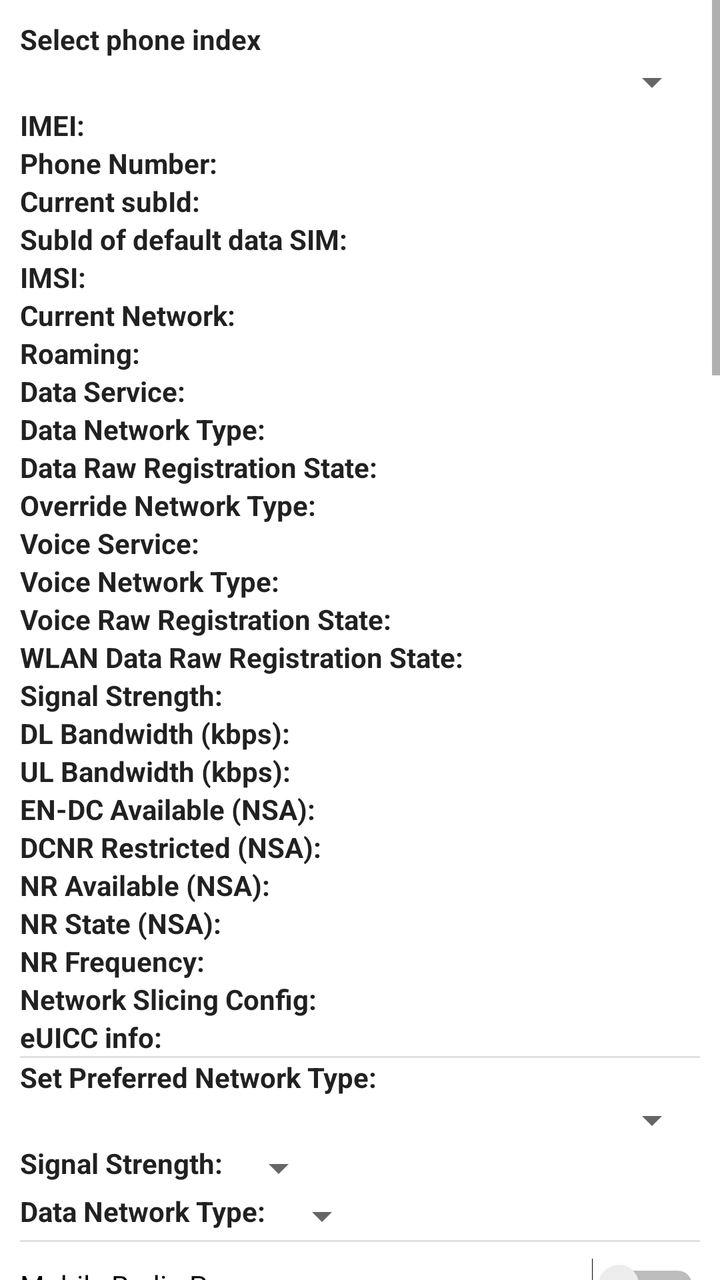
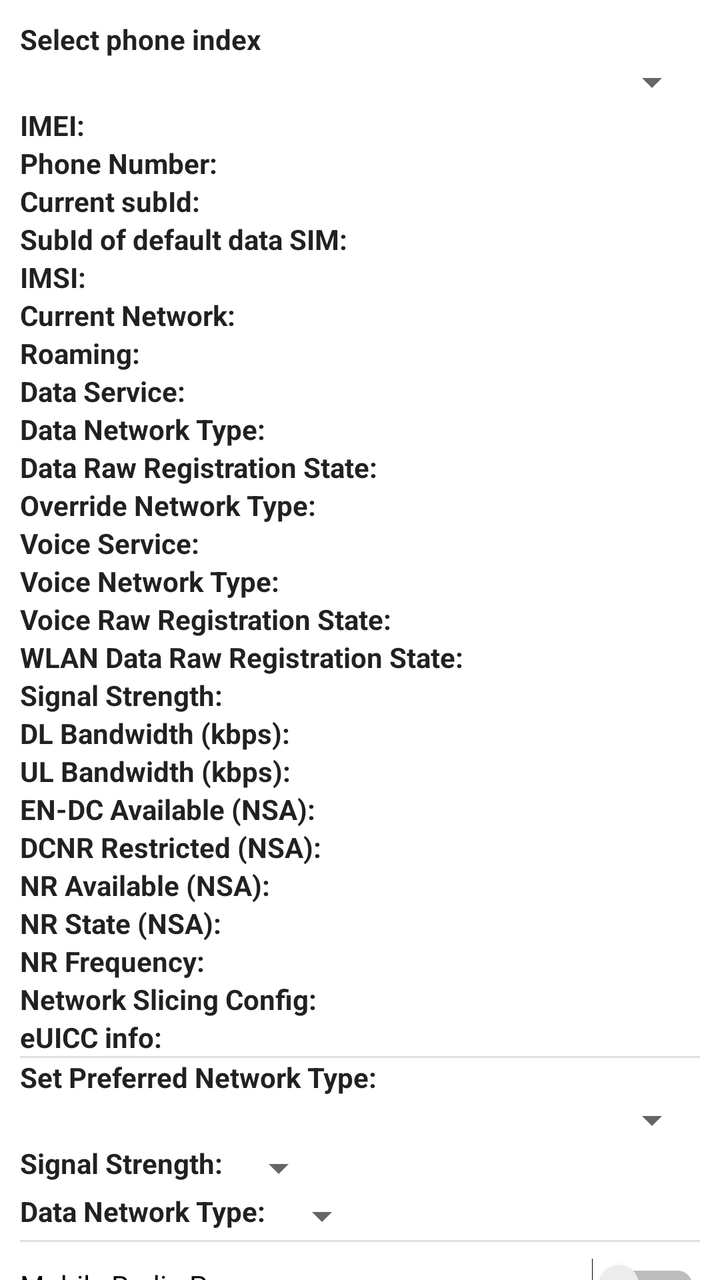

Before-and-after screenshots of an Android layout around one commit, followed by the original layout XML and the change that was made.
<!-- AndroidManifest.xml: fallback theme Theme.MaterialComponents.DayNight.NoActionBar -->
<!-- res/layout/radio_info.xml -->
<?xml version="1.0" encoding="utf-8"?>
<ScrollView xmlns:android="http://schemas.android.com/apk/res/android"
    android:layout_width="match_parent"
    android:layout_height="match_parent"
    android:layoutDirection="locale"
    android:textDirection="locale">

    <LinearLayout style="@style/info_layout"
        android:descendantFocusability="beforeDescendants"
        android:focusableInTouchMode="true">

        
        <TextView
                android:layout_width="match_parent"
                android:layout_height="wrap_content"
                android:text="@string/phone_index_label"
                style="@style/info_label"
                />

        <Spinner android:id="@+id/phoneIndex"
                 android:layout_width="match_parent"
                 android:layout_height="wrap_content"
                />

        
        <LinearLayout style="@style/RadioInfo_entry_layout">
            <TextView android:text="@string/radio_info_imei_label" style="@style/info_label" />
            <TextView android:id="@+id/imei" style="@style/info_value" />
        </LinearLayout>

        
        <LinearLayout style="@style/RadioInfo_entry_layout">
            <TextView android:text="@string/radio_info_phone_number_label" style="@style/info_label" />
            <TextView android:id="@+id/number" style="@style/info_value" />
        </LinearLayout>

        
        <LinearLayout style="@style/RadioInfo_entry_layout">
            <TextView android:text="@string/radio_info_subid" style="@style/info_label" />
            <TextView android:id="@+id/subid" style="@style/info_value" />
        </LinearLayout>

        
        <LinearLayout style="@style/RadioInfo_entry_layout">
            <TextView android:text="@string/radio_info_dds" style="@style/info_label" />
            <TextView android:id="@+id/dds" style="@style/info_value" />
        </LinearLayout>

        
        <LinearLayout style="@style/RadioInfo_entry_layout">
            <TextView android:text="@string/radio_info_imsi_label" style="@style/info_label" />
            <TextView android:id="@+id/imsi" style="@style/info_value" />
        </LinearLayout>

        
        <LinearLayout style="@style/RadioInfo_entry_layout">
            <TextView android:text="@string/radio_info_current_network_label" style="@style/info_label" />
            <TextView android:id="@+id/operator" style="@style/info_value" />
        </LinearLayout>

        
        <LinearLayout style="@style/RadioInfo_entry_layout">
            <TextView android:text="@string/radio_info_roaming_label" style="@style/info_label" />
            <TextView android:id="@+id/roaming" style="@style/info_value" />
        </LinearLayout>

        
        <LinearLayout style="@style/RadioInfo_entry_layout">
            <TextView android:text="@string/radio_info_gprs_service_label" style="@style/info_label" />
            <TextView android:id="@+id/gprs" style="@style/info_value" />
        </LinearLayout>

        
        <LinearLayout style="@style/RadioInfo_entry_layout">
            <TextView android:text="@string/radio_info_data_network_type_label" style="@style/info_label" />
            <TextView android:id="@+id/data_network" style="@style/info_value" />
        </LinearLayout>

        
        <LinearLayout style="@style/RadioInfo_entry_layout">
            <TextView android:text="@string/radio_info_data_raw_registration_state_label" style="@style/info_label" />
            <TextView android:id="@+id/data_raw_registration_state" style="@style/info_value" />
        </LinearLayout>

        
        <LinearLayout style="@style/RadioInfo_entry_layout">
            <TextView android:text="@string/radio_info_override_network_type_label" style="@style/info_label" />
            <TextView android:id="@+id/override_network" style="@style/info_value" />
        </LinearLayout>

        
        <LinearLayout style="@style/RadioInfo_entry_layout">
            <TextView android:text="@string/radio_info_gsm_service_label" style="@style/info_label" />
            <TextView android:id="@+id/gsm" style="@style/info_value" />
        </LinearLayout>

        
        <LinearLayout style="@style/RadioInfo_entry_layout">
            <TextView android:text="@string/radio_info_voice_network_type_label" style="@style/info_label" />
            <TextView android:id="@+id/voice_network" style="@style/info_value" />
        </LinearLayout>

        
        <LinearLayout style="@style/RadioInfo_entry_layout">
            <TextView android:text="@string/radio_info_voice_raw_registration_state_label" style="@style/info_label" />
            <TextView android:id="@+id/voice_raw_registration_state" style="@style/info_value" />
        </LinearLayout>

        
        <LinearLayout style="@style/RadioInfo_entry_layout">
            <TextView android:text="@string/radio_info_wlan_data_raw_registration_state_label" style="@style/info_label" />
            <TextView android:id="@+id/wlan_data_raw_registration_state" style="@style/info_value" />
        </LinearLayout>

        
        <LinearLayout style="@style/RadioInfo_entry_layout">
            <TextView android:text="@string/radio_info_signal_strength_label" style="@style/info_label" />
            <TextView android:id="@+id/dbm" style="@style/info_value" />
        </LinearLayout>

        
        <LinearLayout style="@style/RadioInfo_entry_layout" android:orientation="horizontal">
            <TextView android:text="@string/radio_info_dl_kbps" style="@style/info_label" />
            <TextView android:id="@+id/dl_kbps" style="@style/info_value" />
        </LinearLayout>

        
        <LinearLayout style="@style/RadioInfo_entry_layout" android:orientation="horizontal">
            <TextView android:text="@string/radio_info_ul_kbps" style="@style/info_label" />
            <TextView android:id="@+id/ul_kbps" style="@style/info_value" />
        </LinearLayout>


        
        <LinearLayout style="@style/RadioInfo_entry_layout" android:orientation="horizontal">
            <TextView android:id="@+id/endc_available_label" android:text="@string/radio_info_endc_available" style="@style/info_label" />
            <TextView android:id="@+id/endc_available" style="@style/info_value" />
        </LinearLayout>

        
        <LinearLayout style="@style/RadioInfo_entry_layout" android:orientation="horizontal">
            <TextView android:id="@+id/dcnr_restricted_label" android:text="@string/radio_info_dcnr_restricted" style="@style/info_label" />
            <TextView android:id="@+id/dcnr_restricted" style="@style/info_value" />
        </LinearLayout>

        
        <LinearLayout style="@style/RadioInfo_entry_layout" android:orientation="horizontal">
            <TextView android:id="@+id/nr_available_label" android:text="@string/radio_info_nr_available" style="@style/info_label" />
            <TextView android:id="@+id/nr_available" style="@style/info_value" />
        </LinearLayout>

        
        <LinearLayout style="@style/RadioInfo_entry_layout" android:orientation="horizontal">
            <TextView android:id="@+id/nr_state_label" android:text="@string/radio_info_nr_state" style="@style/info_label" />
            <TextView android:id="@+id/nr_state" style="@style/info_value" />
        </LinearLayout>

        
        <LinearLayout style="@style/RadioInfo_entry_layout" android:orientation="horizontal">
            <TextView android:id="@+id/nr_frequency_label" android:text="@string/radio_info_nr_frequency" style="@style/info_label" />
            <TextView android:id="@+id/nr_frequency" style="@style/info_value" />
        </LinearLayout>

        
        <LinearLayout style="@style/RadioInfo_entry_layout" android:orientation="horizontal">
            <TextView android:id="@+id/network_slicing_config_label" android:text="@string/radio_info_network_slicing_config" style="@style/info_label" />
            <TextView android:id="@+id/network_slicing_config" style="@style/info_value" />
        </LinearLayout>

        
        <LinearLayout style="@style/RadioInfo_entry_layout" android:orientation="horizontal">
            <TextView android:id="@+id/euicc_info_label" android:text="@string/radio_info_euicc_info" style="@style/info_label" />
            <TextView android:id="@+id/euicc_info" style="@style/info_value" />
        </LinearLayout>

        
        <View
            android:layout_width="fill_parent"
            android:layout_height="1dip"
            android:background="?android:attr/listDivider" />

        
        <TextView
                android:layout_width="match_parent"
                android:layout_height="wrap_content"
                android:text="@string/radio_info_set_perferred_label"
                style="@style/info_label"
                />

        <Spinner android:id="@+id/preferredNetworkType"
                 android:layout_width="match_parent"
                 android:layout_height="wrap_content"
                />

        
        <LinearLayout style="@style/RadioInfo_entry_layout">
            <TextView android:id="@+id/signal_strength_label"
                android:text="@string/radio_info_signal_strength_label"
                style="@style/info_label" />
            <Spinner android:id="@+id/signalStrength"
                 android:layout_width="match_parent"
                 android:layout_height="wrap_content"/>
        </LinearLayout>

       
       <LinearLayout style="@style/RadioInfo_entry_layout">
            <TextView android:id="@+id/data_network_type_label"
                android:text="@string/radio_info_data_network_type_label"
                style="@style/info_label" />
            <Spinner android:id="@+id/dataNetworkType"
                 android:layout_width="match_parent"
                 android:layout_height="wrap_content"/>
         </LinearLayout>

        
        <View
            android:layout_width="fill_parent"
            android:layout_height="1dip"
            android:background="?android:attr/listDivider" />

        
        <Switch android:id="@+id/radio_power"
                android:textSize="14sp"
                android:layout_marginTop="8dip"
                android:layout_width="match_parent"
                android:layout_height="wrap_content"
                android:text="@string/radio_info_radio_power"/>

        
        <Switch android:id="@+id/simulate_out_of_service"
                android:textSize="14sp"
                android:layout_marginTop="8dip"
                android:layout_width="match_parent"
                android:layout_height="wrap_content"
                android:text="@string/simulate_out_of_service_string"/>

        
        <Switch android:id="@+id/enforce_satellite_channel"
            android:textSize="14sp"
            android:layout_marginTop="8dip"
            android:layout_width="match_parent"
            android:layout_height="wrap_content"
            android:text="@string/enforce_satellite_channel_string"/>

        
        <Switch android:id="@+id/mock_carrier_roaming_satellite"
                android:textSize="14sp"
                android:layout_marginTop="8dip"
                android:layout_width="match_parent"
                android:layout_height="wrap_content"
                android:text="@string/mock_carrier_roaming_satellite_string"/>

        
        <Switch android:id="@+id/satellite_data_controller_switch"
            android:textSize="14sp"
            android:layout_marginTop="8dip"
            android:layout_width="match_parent"
            android:layout_height="wrap_content"
            android:text="@string/choose_satellite_data_mode"/>
        <RadioGroup
            android:id="@+id/satellite_data_controller"
            android:layout_width="wrap_content"
            android:layout_height="wrap_content"
            android:layout_marginTop="8dip"
            android:visibility="gone"
            android:orientation="horizontal">

            <RadioButton
                android:id="@+id/satellite_data_restricted"
                android:layout_width="wrap_content"
                android:layout_height="wrap_content"
                android:layout_marginRight="4dip"
                android:text="@string/satellite_data_restricted_string" />

            <RadioButton
                android:id="@+id/satellite_data_constrained"
                android:layout_width="wrap_content"
                android:layout_height="wrap_content"
                android:layout_marginRight="4dip"
                android:text="@string/satellite_data_constrained_string" />

            <RadioButton
                android:id="@+id/satellite_data_unConstrained"
                android:layout_width="wrap_content"
                android:layout_height="wrap_content"
                android:text="@string/satellite_data_unConstrained_string" />
        </RadioGroup>

        
        <Button android:id="@+id/esos_questionnaire"
                android:textSize="14sp"
                android:layout_marginTop="8dip"
                android:layout_width="wrap_content"
                android:layout_height="wrap_content"
                android:textAllCaps="false"
                android:text="@string/esos_satellite_string"
        />

        
        <Button android:id="@+id/satellite_enable_non_emergency_mode"
            android:textSize="14sp"
            android:layout_marginTop="8dip"
            android:layout_width="wrap_content"
            android:layout_height="wrap_content"
            android:textAllCaps="false"
            android:text="@string/satellite_enable_non_emergency_mode_string" />

        
        <Button android:id="@+id/demo_esos_questionnaire"
                android:textSize="14sp"
                android:layout_marginTop="8dip"
                android:layout_width="wrap_content"
                android:layout_height="wrap_content"
                android:textAllCaps="false"
                android:text="@string/demo_esos_satellite_string"
        />

        
        <Button android:id="@+id/satellite_config_viewer"
            android:textSize="14sp"
            android:layout_marginTop="8dip"
            android:layout_width="wrap_content"
            android:layout_height="wrap_content"
            android:textAllCaps="false"
            android:text="@string/satellite_config_viewer"
            />

        
        <Switch android:id="@+id/volte_provisioned_switch"
                android:textSize="14sp"
                android:layout_marginTop="8dip"
                android:layout_width="match_parent"
                android:layout_height="wrap_content"
                android:text="@string/volte_provisioned_switch_string"/>

        
        <Switch android:id="@+id/vt_provisioned_switch"
                android:textSize="14sp"
                android:layout_marginTop="8dip"
                android:layout_width="match_parent"
                android:layout_height="wrap_content"
                android:text="@string/vt_provisioned_switch_string"/>

        
        <Switch android:id="@+id/wfc_provisioned_switch"
                android:textSize="14sp"
                android:layout_marginTop="8dip"
                android:layout_width="match_parent"
                android:layout_height="wrap_content"
                android:text="@string/wfc_provisioned_switch_string"/>

        
        <Switch android:id="@+id/eab_provisioned_switch"
                android:textSize="14sp"
                android:layout_marginTop="8dip"
                android:layout_width="match_parent"
                android:layout_height="wrap_content"
                android:text="@string/eab_provisioned_switch_string"/>

        
        <View
            android:layout_width="fill_parent"
            android:layout_height="1dip"
            android:background="?android:attr/listDivider" />

        
        <Switch android:id="@+id/cbrs_data_switch"
                android:textSize="14sp"
                android:layout_marginTop="8dip"
                android:layout_width="match_parent"
                android:layout_height="wrap_content"
                android:text="@string/cbrs_data_switch_string" />

        
        <Switch android:id="@+id/dsds_switch"
                android:textSize="14sp"
                android:layout_marginTop="8dip"
                android:layout_width="match_parent"
                android:layout_height="wrap_content"
                android:text="@string/dsds_switch_string" />

        
        <Switch android:id="@+id/removable_esim_switch"
                android:textSize="14sp"
                android:layout_marginTop="8dip"
                android:layout_width="match_parent"
                android:layout_height="wrap_content"
                android:enabled="false"
                android:text="@string/removable_esim_string" />

        
        <View
            android:layout_width="fill_parent"
            android:layout_height="1dip"
            android:background="?android:attr/listDivider" />

        
        <Button android:id="@+id/ping_test"
                android:textSize="14sp"
                style="@style/RadioPrimaryButton"
                android:layout_marginTop="8dip"
                android:layout_width="wrap_content"
                android:layout_height="wrap_content"
                android:text="@string/ping_test_label"
                />

        <LinearLayout style="@style/RadioInfo_entry_layout">
            <TextView android:text="@string/radio_info_ping_hostname_v4" style="@style/info_label" />
            <TextView android:id="@+id/pingHostnameV4" style="@style/info_value" />
        </LinearLayout>

        <LinearLayout style="@style/RadioInfo_entry_layout">
            <TextView android:text="@string/radio_info_ping_hostname_v6" style="@style/info_label" />
            <TextView android:id="@+id/pingHostnameV6" style="@style/info_value" />
        </LinearLayout>

        <LinearLayout style="@style/RadioInfo_entry_layout">
            <TextView android:text="@string/radio_info_http_client_test" style="@style/info_label" />
            <TextView android:id="@+id/httpClientTest" style="@style/info_value" />
        </LinearLayout>

        
        <View
            android:layout_width="fill_parent"
            android:layout_height="1dip"
            android:background="?android:attr/listDivider" />

        
        <LinearLayout style="@style/RadioInfo_entry_layout">
            <TextView android:text="@string/radio_info_ppp_sent_label"
                style="@style/info_label" />
            <TextView android:id="@+id/sent" style="@style/info_value" />
        </LinearLayout>

        
        <LinearLayout style="@style/RadioInfo_entry_layout">
            <TextView android:text="@string/radio_info_ppp_received_label"
                style="@style/info_label" />
            <TextView android:id="@+id/received" style="@style/info_value" />
        </LinearLayout>

        
        <LinearLayout style="@style/RadioInfo_entry_layout">
            <TextView android:text="@string/radio_info_ppp_resets_label"
                style="@style/info_label" />
            <TextView android:id="@+id/sentSinceReceived" style="@style/info_value" />
        </LinearLayout>

        
        <View
            android:layout_width="fill_parent"
            android:layout_height="1dip"
            android:background="?android:attr/listDivider" />

        
        <LinearLayout style="@style/RadioInfo_entry_layout">
            <TextView android:text="@string/radio_info_call_status_label" style="@style/info_label" />
            <TextView android:id="@+id/call" style="@style/info_value" />
        </LinearLayout>

        
        <LinearLayout style="@style/RadioInfo_entry_layout">
            <TextView android:text="@string/radio_info_message_waiting_label" style="@style/info_label" />
            <TextView android:id="@+id/mwi" style="@style/info_value" />
        </LinearLayout>

        
        <LinearLayout style="@style/RadioInfo_entry_layout">
            <TextView android:text="@string/radio_info_call_redirect_label" style="@style/info_label" />
            <TextView android:id="@+id/cfi" style="@style/info_value" />
        </LinearLayout>

        
        <View
            android:layout_width="fill_parent"
            android:layout_height="1dip"
            android:background="?android:attr/listDivider" />

        

        <TextView
                android:layout_width="match_parent"
                android:layout_height="wrap_content"
                android:text="@string/radio_info_cell_info_refresh_rate"
                style="@style/info_label"
                />

        <Spinner android:id="@+id/cell_info_rate_select"
                 android:layout_width="match_parent"
                 android:layout_height="wrap_content"
                />

        
        <LinearLayout style="@style/RadioInfo_entry_layout">
            <TextView android:text="@string/radio_info_phy_chan_config" style="@style/info_label" />
            <TextView android:id="@+id/phy_chan_config" style="@style/info_value" />
        </LinearLayout>

        
        <LinearLayout style="@style/RadioInfo_entry_layout">
            <TextView android:text="@string/radio_info_cellinfo_label"
                      style="@style/info_label" />
        </LinearLayout>
        <LinearLayout style="@style/RadioInfo_entry_layout">
            <TextView android:id="@+id/cellinfo"
                      style="@style/info_value"
                      android:minHeight="300dip"
                      android:textSize="12sp" />
        </LinearLayout>

        
        <View
            android:layout_width="fill_parent"
            android:layout_height="1dip"
            android:background="?android:attr/listDivider" />

        
        
        <LinearLayout style="@style/RadioInfo_entry_layout"
                      android:orientation="horizontal" >
            <Button android:id="@+id/carrier_provisioning"
                    style="@style/RadioPrimaryButton"
                    android:layout_marginTop="8dip"
                    android:layout_weight="1"
                    android:layout_width="0dp"
                    android:layout_height="wrap_content"
                    android:text="@string/carrier_provisioning"
                    android:textSize="14sp"/>
            <Button android:id="@+id/trigger_carrier_provisioning"
                    style="@style/RadioPrimaryButton"
                    android:layout_marginTop="8dip"
                    android:layout_weight="1"
                    android:layout_width="0dp"
                    android:layout_height="wrap_content"
                    android:text="@string/trigger_carrier_provisioning"
                    android:textSize="14sp"/>
            <Button android:id="@+id/oem_info"
                    style="@style/RadioPrimaryButton"
                    android:layout_marginTop="8dip"
                    android:layout_weight="1"
                    android:layout_width="0dp"
                    android:layout_height="wrap_content"
                    android:text="@string/oem_radio_info_label"
                    android:textSize="14sp"/>
        </LinearLayout>

        
        <RelativeLayout android:layout_width="match_parent"
                        android:layout_height="wrap_content">
            <TextView android:id="@+id/smsc_label"
                      android:text="@string/radio_info_smsc_label"
                      android:layout_alignBaseline="@+id/update_smsc"
                      style="@style/info_label" />
            <Button android:id="@+id/refresh_smsc"
                    style="@style/RadioPrimaryButton"
                    android:textSize="14sp"
                    android:layout_marginTop="8dip"
                    android:layout_width="wrap_content"
                    android:layout_height="wrap_content"
                    android:text="@string/radio_info_smsc_refresh_label"
                    android:layout_alignParentEnd="true"
                    />
            <Button android:id="@+id/update_smsc"
                    style="@style/RadioPrimaryButton"
                    android:textSize="14sp"
                    android:layout_marginTop="8dip"
                    android:layout_width="wrap_content"
                    android:layout_height="wrap_content"
                    android:text="@string/radio_info_smsc_update_label"
                    android:layout_toStartOf="@+id/refresh_smsc"
                    android:layout_alignBaseline="@+id/refresh_smsc"
                    />
            <EditText android:id="@+id/smsc"
                      style="@style/form_value"
                      android:layout_alignBaseline="@+id/refresh_smsc"
                      android:layout_toStartOf="@id/update_smsc"
                      android:layout_toEndOf="@id/smsc_label" />
        </RelativeLayout>
    </LinearLayout>
</ScrollView>
<!-- resources referenced by this layout -->
<resources>
  <string name="carrier_provisioning">Carrier Provisioning Info</string>
  <string name="cbrs_data_switch_string">Cbrs Data</string>
  <string name="choose_satellite_data_mode">Mock Satellite Data mode (Debug only)</string>
  <string name="dsds_switch_string">Enable DSDS</string>
  <string name="eab_provisioned_switch_string">EAB/Presence Provisioned</string>
  <string name="oem_radio_info_label">OEM-specific Info/Settings</string>
  <string name="phone_index_label">Select phone index</string>
  <string name="ping_test_label">Run Ping Test</string>
  <string name="radio_info_call_redirect_label">Call Redirect:</string>
  <string name="radio_info_call_status_label">Voice Call Status:</string>
  <string name="radio_info_cell_info_refresh_rate">Cell Info Refresh Rate:</string>
  <string name="radio_info_cellinfo_label">All Cell Measurement Info:</string>
  <string name="radio_info_current_network_label">Current Network:</string>
  <string name="radio_info_data_network_type_label">Data Network Type:</string>
  <string name="radio_info_dcnr_restricted">DCNR Restricted (NSA):</string>
  <string name="radio_info_dds">SubId of default data SIM:</string>
  <string name="radio_info_dl_kbps">DL Bandwidth (kbps):</string>
  <string name="radio_info_endc_available">EN-DC Available (NSA):</string>
  <string name="radio_info_euicc_info" translatable="false">eUICC info:</string>
  <string name="radio_info_gprs_service_label">Data Service:</string>
  <string name="radio_info_gsm_service_label">Voice Service:</string>
  <string name="radio_info_http_client_test">HTTP Client Test:</string>
  <string name="radio_info_imei_label">IMEI:</string>
  <string name="radio_info_imsi_label">IMSI:</string>
  <string name="radio_info_message_waiting_label">Message Waiting:</string>
  <string name="radio_info_nr_available">NR Available (NSA):</string>
  <string name="radio_info_nr_frequency">NR Frequency:</string>
  <string name="radio_info_nr_state">NR State (NSA):</string>
  <string name="radio_info_override_network_type_label">Override Network Type:</string>
  <string name="radio_info_phone_number_label">Phone Number:</string>
  <string name="radio_info_phy_chan_config">Physical Channel Configurations:</string>
  <string name="radio_info_ping_hostname_v4">Ping Hostname(www.google.com) IPv4:</string>
  <string name="radio_info_ping_hostname_v6">Ping Hostname(www.google.com) IPv6:</string>
  <string name="radio_info_ppp_received_label">Data Received:</string>
  <string name="radio_info_ppp_resets_label">Number of PPP Reset Since Boot:</string>
  <string name="radio_info_ppp_sent_label">Data Sent:</string>
  <string name="radio_info_radio_power">Mobile Radio Power</string>
  <string name="radio_info_roaming_label">Roaming:</string>
  <string name="radio_info_set_perferred_label">Set Preferred Network Type:</string>
  <string name="radio_info_signal_strength_label">Signal Strength:</string>
  <string name="radio_info_smsc_label">SMSC:</string>
  <string name="radio_info_smsc_refresh_label">Refresh</string>
  <string name="radio_info_smsc_update_label">Update</string>
  <string name="radio_info_subid">Current subId:</string>
  <string name="radio_info_ul_kbps">UL Bandwidth (kbps):</string>
  <string name="radio_info_voice_network_type_label">Voice Network Type:</string>
  <string name="removable_esim_string">Set Removable eSIM as Default</string>
  <string name="satellite_config_viewer">Satellite Config Viewer</string>
  <string name="satellite_data_constrained_string">Limited</string>
  <string name="satellite_data_restricted_string">Restricted</string>
  <string name="satellite_data_unConstrained_string">UnLimited</string>
  <string name="trigger_carrier_provisioning">Trigger Carrier Provisioning</string>
  <string name="volte_provisioned_switch_string">VoLTE Provisioned</string>
  <string name="vt_provisioned_switch_string">Video Calling Provisioned</string>
  <string name="wfc_provisioned_switch_string">Wifi Calling Provisioned</string>
</resources>

<!-- the commit's change to res/layout/radio_info.xml (unified diff, before → after) -->
@@ -1,5 +1,6 @@
 <?xml version="1.0" encoding="utf-8"?>
-<ScrollView xmlns:android="http://schemas.android.com/apk/res/android"
+<androidx.core.widget.NestedScrollView
+    xmlns:android="http://schemas.android.com/apk/res/android"
     android:layout_width="match_parent"
     android:layout_height="match_parent"
     android:layoutDirection="locale"
@@ -577,4 +578,4 @@
                       android:layout_toEndOf="@id/smsc_label" />
         </RelativeLayout>
     </LinearLayout>
-</ScrollView>
+</androidx.core.widget.NestedScrollView>
